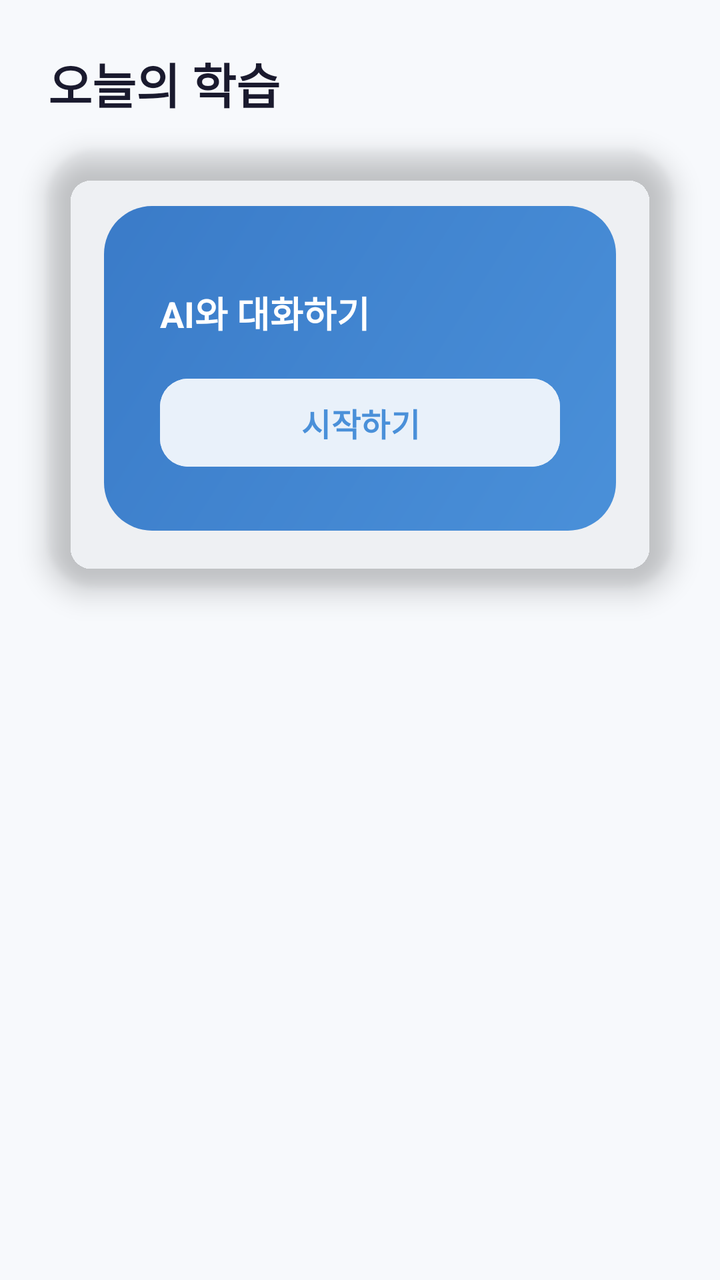
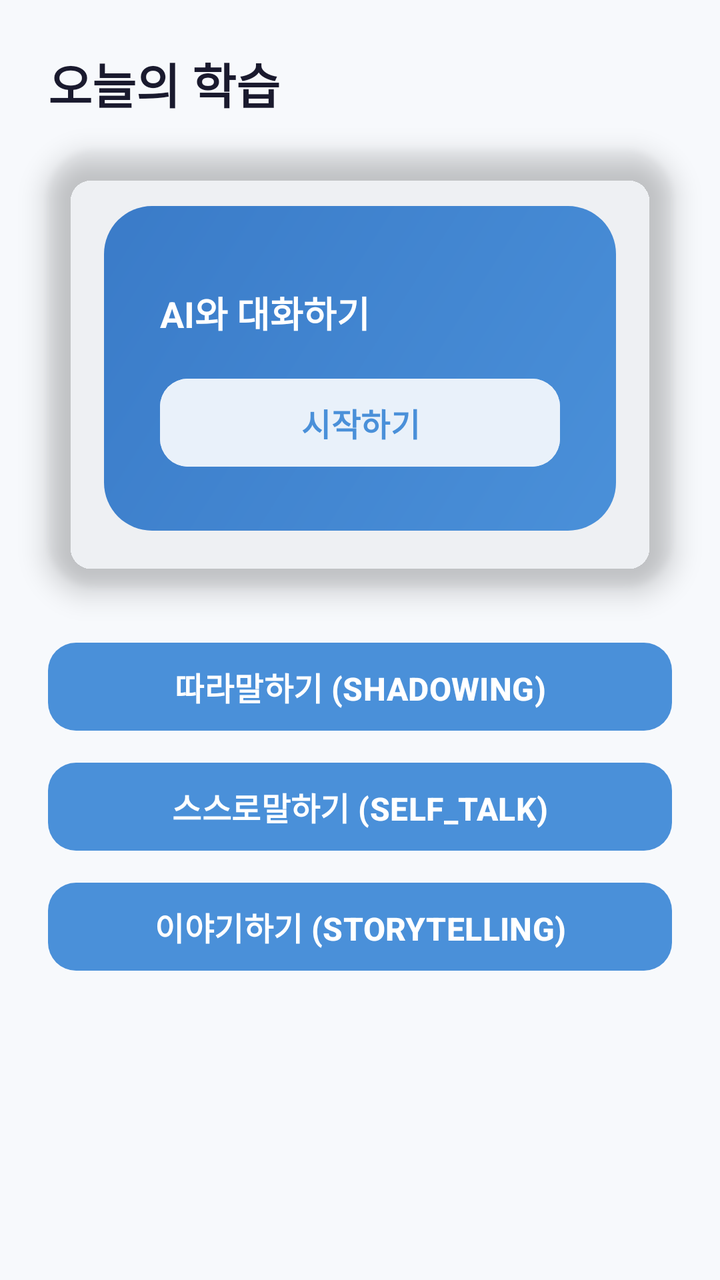

The first picture is an Android layout as it rendered before a commit; the second is the same layout after the commit. The layout source and the unified diff follow.
<!-- AndroidManifest.xml: application theme Theme.SeSAC_Speech -->
<!-- res/layout/fragment_learn.xml -->
<?xml version="1.0" encoding="utf-8"?>
<androidx.constraintlayout.widget.ConstraintLayout xmlns:android="http://schemas.android.com/apk/res/android"
    xmlns:app="http://schemas.android.com/apk/res-auto"
    android:layout_width="match_parent"
    android:layout_height="match_parent"
    android:background="@color/background">

    
    <TextView
        android:id="@+id/tvTitle"
        android:layout_width="wrap_content"
        android:layout_height="wrap_content"
        android:layout_marginStart="24dp"
        android:layout_marginTop="24dp"
        android:text="오늘의 학습"
        android:textAppearance="@style/TextAppearance.SeSAC.H1"
        app:layout_constraintStart_toStartOf="parent"
        app:layout_constraintTop_toTopOf="parent" />

    
    <com.google.android.material.card.MaterialCardView
        style="@style/Widget.SeSAC.Card.Hero"
        android:layout_width="0dp"
        android:layout_height="wrap_content"
        android:layout_marginHorizontal="24dp"
        android:layout_marginTop="16dp"
        app:layout_constraintEnd_toEndOf="parent"
        app:layout_constraintStart_toStartOf="parent"
        app:layout_constraintTop_toBottomOf="@id/tvTitle">

        <LinearLayout
            android:layout_width="match_parent"
            android:layout_height="match_parent"
            android:background="@drawable/bg_card_hero"
            android:gravity="center_vertical"
            android:orientation="vertical"
            android:padding="28dp">

            <TextView
                android:layout_width="wrap_content"
                android:layout_height="wrap_content"
                android:layout_marginTop="12dp"
                android:text="AI와 대화하기"
                android:textAppearance="@style/TextAppearance.SeSAC.H3"
                android:textColor="@color/surface" />

            <com.google.android.material.button.MaterialButton
                android:id="@+id/btnStart"
                android:layout_width="match_parent"
                android:layout_height="52dp"
                android:layout_marginTop="16dp"
                android:backgroundTint="@color/surface"
                android:text="시작하기"
                android:textAppearance="@style/TextAppearance.SeSAC.H4"
                android:textColor="@color/primary"
                app:cornerRadius="14dp" />

        </LinearLayout>
    </com.google.android.material.card.MaterialCardView>

</androidx.constraintlayout.widget.ConstraintLayout>
<!-- resources referenced by this layout -->
<resources>
  <color name="background">#F7F9FC</color>
  <color name="primary">#4A90D9</color>
  <color name="surface">#FFFFFF</color>
  <!-- drawable bg_card_hero (drawable) -->
  <?xml version="1.0" encoding="utf-8"?>
  <shape xmlns:android="http://schemas.android.com/apk/res/android"
      android:shape="rectangle">
      <gradient
          android:angle="135"
          android:startColor="@color/primary"
          android:endColor="@color/primary_dark"
          android:type="linear" />
      <corners android:radius="24dp" />
  </shape>
  <style name="TextAppearance.SeSAC.H1" parent="TextAppearance.Material3.HeadlineLarge">
          <item name="android:textSize">24sp</item>
          <item name="android:textStyle">bold</item>
          <item name="android:textColor">@color/text_primary</item>
          <item name="android:lineHeight">32sp</item>
      </style>
  <style name="TextAppearance.SeSAC.H3" parent="TextAppearance.Material3.TitleLarge">
          <item name="android:textSize">18sp</item>
          <item name="android:textStyle">bold</item>
          <item name="android:textColor">@color/text_primary</item>
          <item name="android:lineHeight">26sp</item>
      </style>
  <style name="TextAppearance.SeSAC.H4" parent="TextAppearance.Material3.TitleMedium">
          <item name="android:textSize">16sp</item>
          <item name="android:textStyle">bold</item>
          <item name="android:textColor">@color/text_primary</item>
          <item name="android:lineHeight">24sp</item>
      </style>
  <style name="Widget.SeSAC.Card.Hero" parent="Widget.SeSAC.Card">
          <item name="cardCornerRadius">24dp</item>
          <item name="cardElevation">8dp</item>
          <item name="cardBackgroundColor">@android:color/transparent</item>
          <item name="strokeWidth">0dp</item>
          <item name="contentPadding">28dp</item>
      </style>
  <style name="Theme.SeSAC_Speech" parent="Theme.Material3.Light.NoActionBar">
          
          <item name="colorPrimary">@color/primary</item>
          <item name="colorOnPrimary">@android:color/white</item>
          <item name="colorPrimaryContainer">@color/primary_light</item>
          <item name="colorOnPrimaryContainer">@color/primary_dark</item>
  
          
          <item name="colorSecondary">@color/primary</item>
          <item name="colorOnSecondary">@android:color/white</item>
          <item name="colorSecondaryContainer">@color/primary_light</item>
          <item name="colorOnSecondaryContainer">@color/primary_dark</item>
  
          
          <item name="android:colorBackground">@color/background</item>
          <item name="colorOnBackground">@color/text_primary</item>
          <item name="colorSurface">@color/surface</item>
          <item name="colorOnSurface">@color/text_primary</item>
          <item name="colorSurfaceVariant">@color/background</item>
          <item name="colorOnSurfaceVariant">@color/text_secondary</item>
  
          
          <item name="colorError">@color/error</item>
          <item name="colorOnError">@android:color/white</item>
          <item name="colorErrorContainer">@color/error_border</item>
  
          
          <item name="android:statusBarColor">@android:color/transparent</item>
          <item name="android:navigationBarColor">@color/surface</item>
      </style>
  <color name="primary_dark">#3A7BC8</color>
  <color name="text_primary">#1A1A2E</color>
  <style name="Widget.SeSAC.Card" parent="Widget.Material3.CardView.Elevated">
          <item name="cardCornerRadius">20dp</item>
          <item name="cardElevation">2dp</item>
          <item name="cardBackgroundColor">@color/surface</item>
          <item name="strokeWidth">1dp</item>
          <item name="strokeColor">@color/border</item>
          <item name="contentPadding">20dp</item>
      </style>
  <color name="primary_light">#E8F1FA</color>
  <color name="text_secondary">#8B92A8</color>
  <color name="error">#E8715A</color>
  <color name="error_border">#F5D0C8</color>
  <color name="border">#E8ECF2</color>
</resources>

<!-- the commit's change to res/layout/fragment_learn.xml (unified diff, before → after) -->
@@ -1,5 +1,6 @@
 <?xml version="1.0" encoding="utf-8"?>
-<androidx.constraintlayout.widget.ConstraintLayout xmlns:android="http://schemas.android.com/apk/res/android"
+<androidx.constraintlayout.widget.ConstraintLayout
+    xmlns:android="http://schemas.android.com/apk/res/android"
     xmlns:app="http://schemas.android.com/apk/res-auto"
     android:layout_width="match_parent"
     android:layout_height="match_parent"
@@ -19,6 +20,7 @@
 
     
     <com.google.android.material.card.MaterialCardView
+        android:id="@+id/cardHero"
         style="@style/Widget.SeSAC.Card.Hero"
         android:layout_width="0dp"
         android:layout_height="wrap_content"
@@ -58,4 +60,44 @@
         </LinearLayout>
     </com.google.android.material.card.MaterialCardView>
 
+    
+    <LinearLayout
+        android:id="@+id/debugButtons"
+        android:layout_width="0dp"
+        android:layout_height="wrap_content"
+        android:layout_marginHorizontal="24dp"
+        android:layout_marginTop="24dp"
+        android:orientation="vertical"
+        app:layout_constraintEnd_toEndOf="parent"
+        app:layout_constraintStart_toStartOf="parent"
+        app:layout_constraintTop_toBottomOf="@id/cardHero">
+
+        <com.google.android.material.button.MaterialButton
+            android:id="@+id/btnShadowing"
+            android:layout_width="match_parent"
+            android:layout_height="52dp"
+            android:layout_marginBottom="8dp"
+            android:text="따라말하기 (SHADOWING)"
+            android:textAppearance="@style/TextAppearance.SeSAC.H4"
+            app:cornerRadius="14dp" />
+
+        <com.google.android.material.button.MaterialButton
+            android:id="@+id/btnSelfTalk"
+            android:layout_width="match_parent"
+            android:layout_height="52dp"
+            android:layout_marginBottom="8dp"
+            android:text="스스로말하기 (SELF_TALK)"
+            android:textAppearance="@style/TextAppearance.SeSAC.H4"
+            app:cornerRadius="14dp" />
+
+        <com.google.android.material.button.MaterialButton
+            android:id="@+id/btnStorytelling"
+            android:layout_width="match_parent"
+            android:layout_height="52dp"
+            android:text="이야기하기 (STORYTELLING)"
+            android:textAppearance="@style/TextAppearance.SeSAC.H4"
+            app:cornerRadius="14dp" />
+
+    </LinearLayout>
+
 </androidx.constraintlayout.widget.ConstraintLayout>
